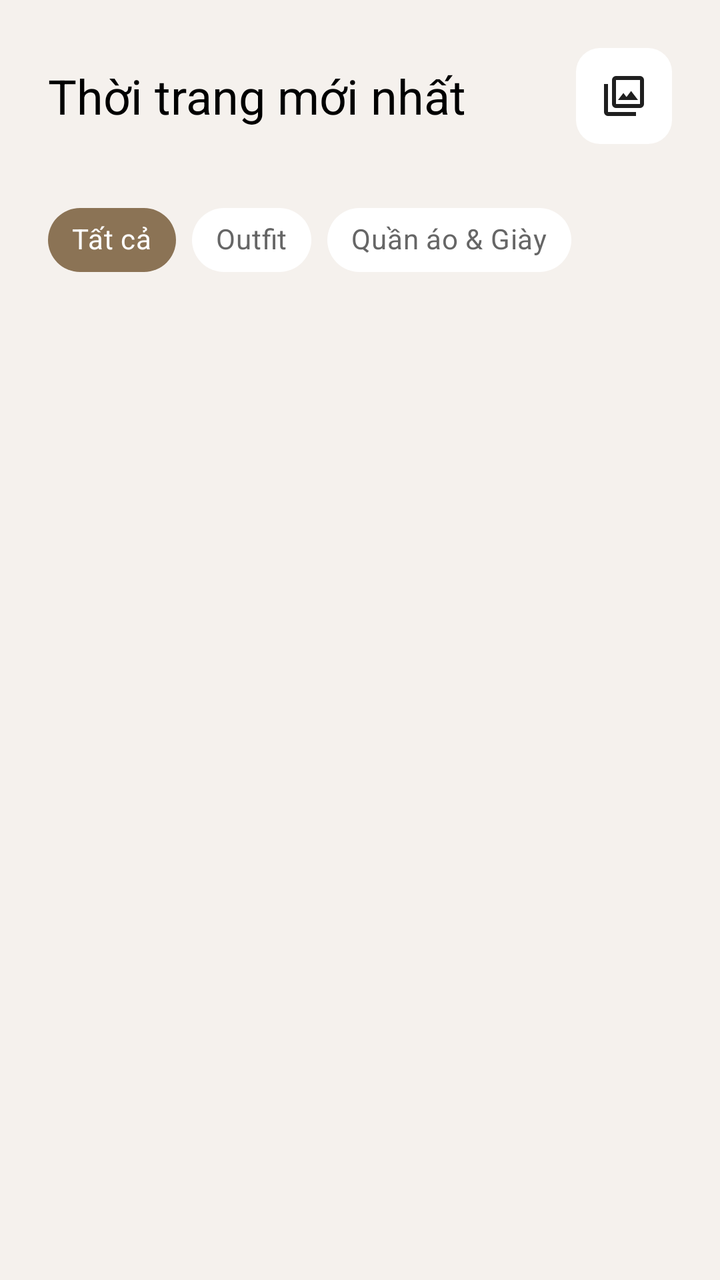
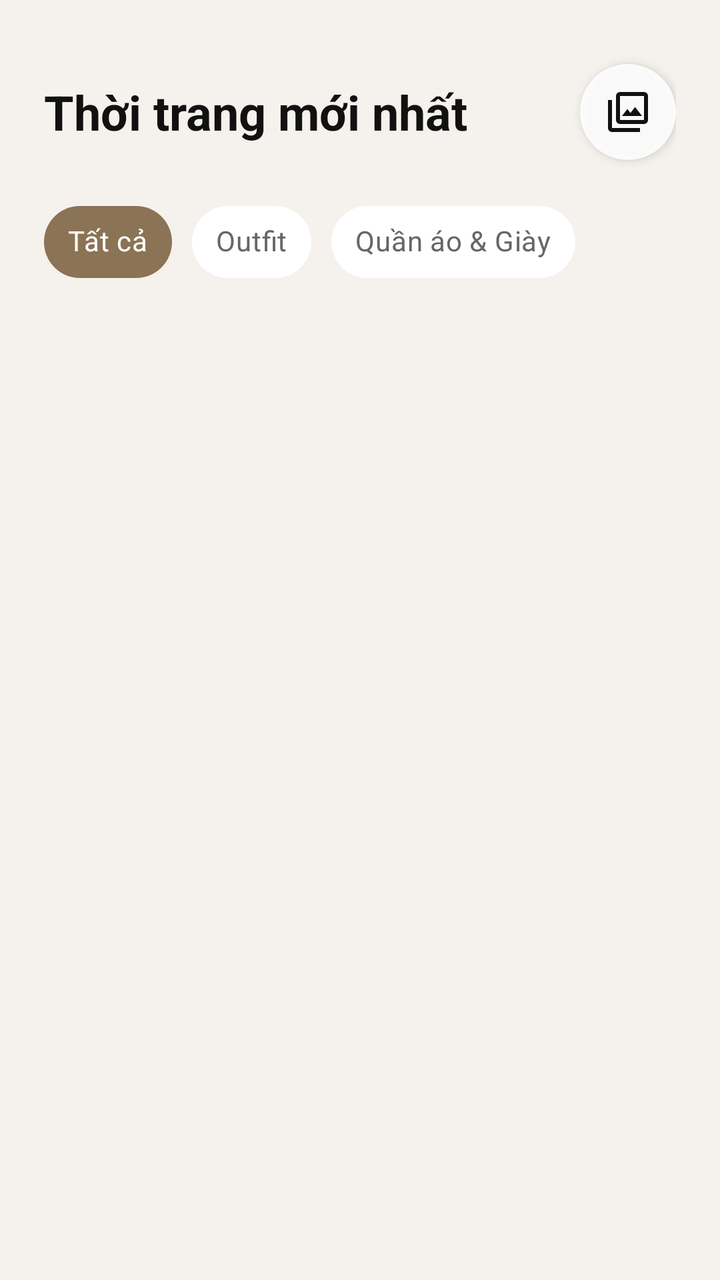

Before-and-after screenshots of an Android layout around one commit, followed by the original layout XML and the change that was made.
<!-- AndroidManifest.xml: application theme Base.Theme.OutfitCoordination -->
<!-- res/layout/fragment_fashion.xml -->
<?xml version="1.0" encoding="utf-8"?>
<androidx.coordinatorlayout.widget.CoordinatorLayout
    xmlns:android="http://schemas.android.com/apk/res/android"
    xmlns:app="http://schemas.android.com/apk/res-auto"
    android:layout_width="match_parent"
    android:layout_height="match_parent"
    android:background="#F5F1ED">

    <androidx.core.widget.NestedScrollView
        android:layout_width="match_parent"
        android:layout_height="match_parent"
        android:paddingBottom="80dp">

        <LinearLayout
            android:layout_width="match_parent"
            android:layout_height="wrap_content"
            android:orientation="vertical"
            android:padding="24dp">

            
            <LinearLayout
                android:layout_width="match_parent"
                android:layout_height="wrap_content"
                android:orientation="horizontal"
                android:gravity="center_vertical"
                android:layout_marginBottom="24dp">

                <TextView
                    android:layout_width="0dp"
                    android:layout_height="wrap_content"
                    android:layout_weight="1"
                    android:text="Thời trang mới nhất"
                    android:textSize="24sp"
                    android:textColor="@android:color/black" />

                <ImageButton
                    android:id="@+id/btnFilter"
                    android:layout_width="48dp"
                    android:layout_height="48dp"
                    android:background="@drawable/bg_round_white"
                    android:src="@drawable/ic_filter"
                    android:padding="12dp" />
            </LinearLayout>

            
            <HorizontalScrollView
                android:layout_width="match_parent"
                android:layout_height="wrap_content"
                android:scrollbars="none"
                android:layout_marginBottom="24dp">

                <com.google.android.material.chip.ChipGroup
                    android:id="@+id/chipGroup"
                    android:layout_width="wrap_content"
                    android:layout_height="wrap_content"
                    app:singleSelection="true"
                    app:checkedChip="@id/chipAll">

                    <com.google.android.material.chip.Chip
                        android:id="@+id/chipAll"
                        style="@style/Widget.MaterialComponents.Chip.Choice"
                        android:layout_width="wrap_content"
                        android:layout_height="wrap_content"
                        android:text="Tất cả"
                        android:textColor="@color/chip_text_color"
                        app:chipBackgroundColor="@color/chip_bg_color"
                        app:chipCornerRadius="20dp" />

                    <com.google.android.material.chip.Chip
                        android:id="@+id/chipOutfit"
                        style="@style/Widget.MaterialComponents.Chip.Choice"
                        android:layout_width="wrap_content"
                        android:layout_height="wrap_content"
                        android:text="Outfit"
                        android:textColor="@color/chip_text_color"
                        app:chipBackgroundColor="@color/chip_bg_color"
                        app:chipCornerRadius="20dp" />

                    <com.google.android.material.chip.Chip
                        android:id="@+id/chipClothing"
                        style="@style/Widget.MaterialComponents.Chip.Choice"
                        android:layout_width="wrap_content"
                        android:layout_height="wrap_content"
                        android:text="Quần áo &amp; Giày"
                        android:textColor="@color/chip_text_color"
                        app:chipBackgroundColor="@color/chip_bg_color"
                        app:chipCornerRadius="20dp" />
                </com.google.android.material.chip.ChipGroup>
            </HorizontalScrollView>

            
            <androidx.recyclerview.widget.RecyclerView
                android:id="@+id/rvFashionItems"
                android:layout_width="match_parent"
                android:layout_height="wrap_content"
                app:layoutManager="androidx.recyclerview.widget.GridLayoutManager"
                app:spanCount="2" />

        </LinearLayout>
    </androidx.core.widget.NestedScrollView>

    

</androidx.coordinatorlayout.widget.CoordinatorLayout>
<!-- resources referenced by this layout -->
<resources>
  <!-- drawable bg_round_white (drawable) -->
  <?xml version="1.0" encoding="utf-8"?>
  <shape xmlns:android="http://schemas.android.com/apk/res/android"
      android:shape="rectangle">
      <solid android:color="@color/white" />
      <corners android:radius="12dp" />
  </shape>
  <!-- drawable ic_filter (drawable) -->
  <vector xmlns:android="http://schemas.android.com/apk/res/android"
      android:width="24dp"
      android:height="24dp"
      android:viewportWidth="960"
      android:viewportHeight="960">
    <path
        android:pathData="M360,560h400L622,380l-92,120 -62,-80 -108,140ZM320,720q-33,0 -56.5,-23.5T240,640v-480q0,-33 23.5,-56.5T320,80h480q33,0 56.5,23.5T880,160v480q0,33 -23.5,56.5T800,720L320,720ZM320,640h480v-480L320,160v480ZM160,880q-33,0 -56.5,-23.5T80,800v-560h80v560h560v80L160,880ZM320,160v480,-480Z"
        android:fillColor="#1f1f1f"/>
  </vector>
  <style name="Base.Theme.OutfitCoordination" parent="Theme.MaterialComponents.Light.NoActionBar">
          <item name="colorPrimary">@color/primary_brown</item>
          <item name="colorPrimaryVariant">@color/primary_brown_dark</item>
          <item name="colorOnPrimary">@color/white</item>
          <item name="colorSecondary">@color/primary_brown</item>
          <item name="android:statusBarColor">@color/white</item>
          <item name="android:windowLightStatusBar">true</item>
      </style>
  <color name="white">#FFFFFF</color>
  <color name="primary_brown">#8B7355</color>
  <color name="primary_brown_dark">#6D5A44</color>
</resources>

<!-- the commit's change to res/layout/fragment_fashion.xml (unified diff, before → after) -->
@@ -9,96 +9,103 @@
     <androidx.core.widget.NestedScrollView
         android:layout_width="match_parent"
         android:layout_height="match_parent"
-        android:paddingBottom="80dp">
+        android:fillViewport="true"
+        android:paddingBottom="88dp">
 
         <LinearLayout
             android:layout_width="match_parent"
             android:layout_height="wrap_content"
             android:orientation="vertical"
-            android:padding="24dp">
+            android:paddingStart="22dp"
+            android:paddingTop="28dp"
+            android:paddingEnd="22dp"
+            android:paddingBottom="24dp">
 
-            
             <LinearLayout
                 android:layout_width="match_parent"
-                android:layout_height="wrap_content"
-                android:orientation="horizontal"
+                android:layout_height="56dp"
                 android:gravity="center_vertical"
-                android:layout_marginBottom="24dp">
+                android:orientation="horizontal">
 
                 <TextView
                     android:layout_width="0dp"
                     android:layout_height="wrap_content"
                     android:layout_weight="1"
                     android:text="Thời trang mới nhất"
+                    android:textColor="#111111"
                     android:textSize="24sp"
-                    android:textColor="@android:color/black" />
+                    android:textStyle="bold" />
 
                 <ImageButton
                     android:id="@+id/btnFilter"
                     android:layout_width="48dp"
                     android:layout_height="48dp"
-                    android:background="@drawable/bg_round_white"
+                    android:background="@drawable/bg_circle_white_blur"
+                    android:contentDescription="Bộ lọc"
+                    android:elevation="3dp"
+                    android:padding="13dp"
                     android:src="@drawable/ic_filter"
-                    android:padding="12dp" />
+                    app:tint="#111111" />
             </LinearLayout>
 
-            
             <HorizontalScrollView
                 android:layout_width="match_parent"
                 android:layout_height="wrap_content"
-                android:scrollbars="none"
-                android:layout_marginBottom="24dp">
+                android:layout_marginTop="16dp"
+                android:layout_marginBottom="22dp"
+                android:clipToPadding="false"
+                android:scrollbars="none">
 
                 <com.google.android.material.chip.ChipGroup
                     android:id="@+id/chipGroup"
                     android:layout_width="wrap_content"
                     android:layout_height="wrap_content"
-                    app:singleSelection="true"
-                    app:checkedChip="@id/chipAll">
+                    app:checkedChip="@id/chipAll"
+                    app:chipSpacingHorizontal="10dp"
+                    app:singleSelection="true">
 
                     <com.google.android.material.chip.Chip
                         android:id="@+id/chipAll"
                         style="@style/Widget.MaterialComponents.Chip.Choice"
                         android:layout_width="wrap_content"
-                        android:layout_height="wrap_content"
+                        android:layout_height="42dp"
+                        android:checked="true"
                         android:text="Tất cả"
                         android:textColor="@color/chip_text_color"
+                        android:textStyle="bold"
                         app:chipBackgroundColor="@color/chip_bg_color"
-                        app:chipCornerRadius="20dp" />
+                        app:chipCornerRadius="22dp"
+                        app:chipMinHeight="42dp"
+                        app:chipStrokeWidth="0dp" />
 
                     <com.google.android.material.chip.Chip
                         android:id="@+id/chipOutfit"
                         style="@style/Widget.MaterialComponents.Chip.Choice"
                         android:layout_width="wrap_content"
-                        android:layout_height="wrap_content"
+                        android:layout_height="42dp"
                         android:text="Outfit"
                         android:textColor="@color/chip_text_color"
+                        android:textStyle="bold"
                         app:chipBackgroundColor="@color/chip_bg_color"
-                        app:chipCornerRadius="20dp" />
+                        app:chipCornerRadius="22dp"
+                        app:chipMinHeight="42dp"
+                        app:chipStrokeWidth="0dp" />
 
                     <com.google.android.material.chip.Chip
                         android:id="@+id/chipClothing"
                         style="@style/Widget.MaterialComponents.Chip.Choice"
                         android:layout_width="wrap_content"
-                        android:layout_height="wrap_content"
+                        android:layout_height="42dp"
                         android:text="Quần áo &amp; Giày"
                         android:textColor="@color/chip_text_color"
+                        android:textStyle="bold"
                         app:chipBackgroundColor="@color/chip_bg_color"
-                        app:chipCornerRadius="20dp" />
+                        app:chipCornerRadius="22dp"
+                        app:chipMinHeight="42dp"
+                        app:chipStrokeWidth="0dp" />
                 </com.google.android.material.chip.ChipGroup>
             </HorizontalScrollView>
 
-            
-            <androidx.recyclerview.widget.RecyclerView
-                android:id="@+id/rvFashionItems"
-                android:layout_width="match_parent"
-                android:layout_height="wrap_content"
-                app:layoutManager="androidx.recyclerview.widget.GridLayoutManager"
-                app:spanCount="2" />
-
         </LinearLayout>
     </androidx.core.widget.NestedScrollView>
-
-    
-
 </androidx.coordinatorlayout.widget.CoordinatorLayout>
<!-- resource entries referenced after the edit -->
@@ -1,11 +1,10 @@
 <!-- resources referenced by this layout -->
 <resources>
-  <!-- drawable bg_round_white (drawable) -->
+  <!-- drawable bg_circle_white_blur (drawable) -->
   <?xml version="1.0" encoding="utf-8"?>
   <shape xmlns:android="http://schemas.android.com/apk/res/android"
-      android:shape="rectangle">
-      <solid android:color="@color/white" />
-      <corners android:radius="12dp" />
+      android:shape="oval">
+      <solid android:color="#E6FFFFFF" />
   </shape>
   <!-- drawable ic_filter (drawable) -->
   <vector xmlns:android="http://schemas.android.com/apk/res/android"
